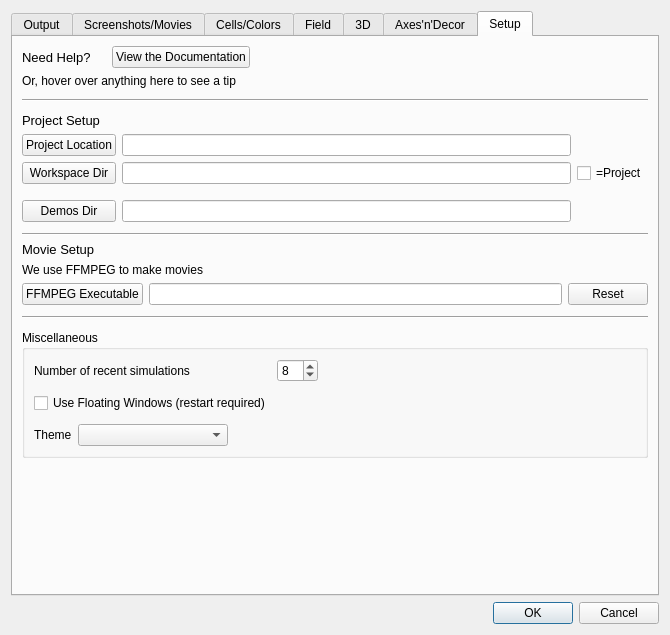
Old version of the form cc3d/player5/Configuration/cc3D_prefs.ui in the repository CompuCell3D/cc3d-player5.
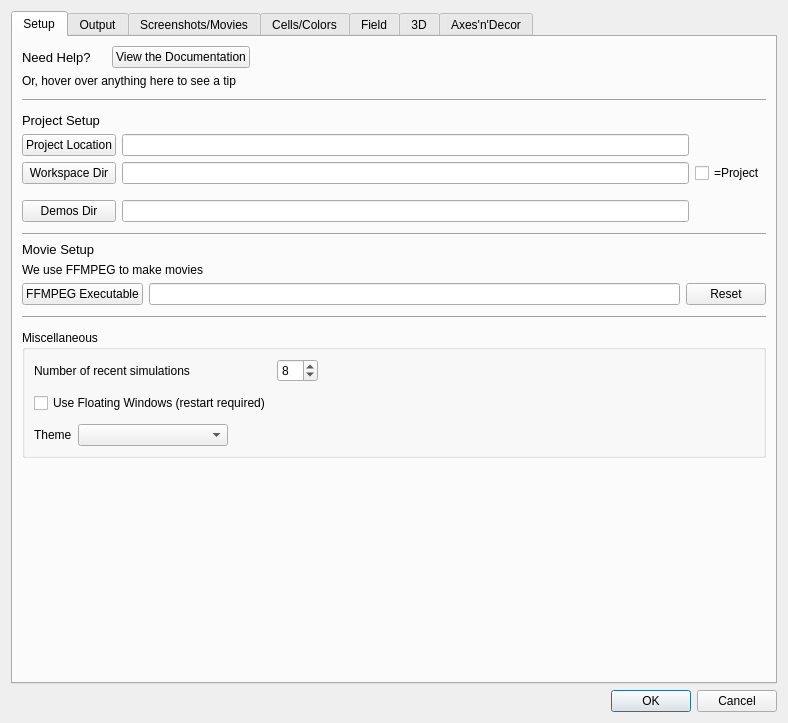
New version of the form. The open tabs and pages were chosen to show the change.

Commit message: Rearranged Tab order in Configuration dialog and removed switching to the last tab in the updateUI method inside  ConfigurationDialog.py

```diff
--- a/cc3d/player5/Configuration/cc3D_prefs.ui
+++ b/cc3d/player5/Configuration/cc3D_prefs.ui
@@ -6,8 +6,8 @@
    <rect>
     <x>0</x>
     <y>0</y>
-    <width>667</width>
-    <height>635</height>
+    <width>788</width>
+    <height>723</height>
    </rect>
   </property>
   <property name="windowTitle">
@@ -22,6 +22,503 @@
      <property name="currentIndex">
       <number>0</number>
      </property>
+     <widget class="QWidget" name="tab_setup">
+      <attribute name="title">
+       <string>Setup</string>
+      </attribute>
+      <layout class="QVBoxLayout" name="verticalLayout_10">
+       <item>
+        <layout class="QHBoxLayout" name="horizontalLayout_4">
+         <item>
+          <widget class="QLabel" name="label_42">
+           <property name="font">
+            <font>
+             <pointsize>10</pointsize>
+            </font>
+           </property>
+           <property name="text">
+            <string>Need Help?</string>
+           </property>
+          </widget>
+         </item>
+         <item>
+          <spacer name="horizontalSpacer_26">
+           <property name="orientation">
+            <enum>Qt::Horizontal</enum>
+           </property>
+           <property name="sizeType">
+            <enum>QSizePolicy::Fixed</enum>
+           </property>
+           <property name="sizeHint" stdset="0">
+            <size>
+             <width>15</width>
+             <height>20</height>
+            </size>
+           </property>
+          </spacer>
+         </item>
+         <item>
+          <widget class="QPushButton" name="documentationButton">
+           <property name="toolTip">
+            <string>&lt;html&gt;&lt;head/&gt;&lt;body&gt;&lt;p&gt;Opens your web browser&lt;/p&gt;&lt;/body&gt;&lt;/html&gt;</string>
+           </property>
+           <property name="text">
+            <string>View the Documentation</string>
+           </property>
+          </widget>
+         </item>
+         <item>
+          <spacer name="horizontalSpacer_23">
+           <property name="orientation">
+            <enum>Qt::Horizontal</enum>
+           </property>
+           <property name="sizeHint" stdset="0">
+            <size>
+             <width>40</width>
+             <height>20</height>
+            </size>
+           </property>
+          </spacer>
+         </item>
+        </layout>
+       </item>
+       <item>
+        <widget class="QLabel" name="label_43">
+         <property name="text">
+          <string>Or, hover over anything here to see a tip</string>
+         </property>
+        </widget>
+       </item>
+       <item>
+        <spacer name="verticalSpacer_16">
+         <property name="orientation">
+          <enum>Qt::Vertical</enum>
+         </property>
+         <property name="sizeType">
+          <enum>QSizePolicy::Fixed</enum>
+         </property>
+         <property name="sizeHint" stdset="0">
+          <size>
+           <width>20</width>
+           <height>5</height>
+          </size>
+         </property>
+        </spacer>
+       </item>
+       <item>
+        <widget class="Line" name="line">
+         <property name="orientation">
+          <enum>Qt::Horizontal</enum>
+         </property>
+        </widget>
+       </item>
+       <item>
+        <spacer name="verticalSpacer_17">
+         <property name="orientation">
+          <enum>Qt::Vertical</enum>
+         </property>
+         <property name="sizeType">
+          <enum>QSizePolicy::Fixed</enum>
+         </property>
+         <property name="sizeHint" stdset="0">
+          <size>
+           <width>20</width>
+           <height>5</height>
+          </size>
+         </property>
+        </spacer>
+       </item>
+       <item>
+        <widget class="QLabel" name="label_30">
+         <property name="font">
+          <font>
+           <pointsize>10</pointsize>
+          </font>
+         </property>
+         <property name="text">
+          <string>Project Setup</string>
+         </property>
+        </widget>
+       </item>
+       <item>
+        <layout class="QGridLayout" name="gridLayout_4">
+         <item row="3" column="1">
+          <widget class="QLineEdit" name="demosLocationLineEdit">
+           <property name="toolTip">
+            <string>&lt;html&gt;&lt;head/&gt;&lt;body&gt;&lt;p&gt;A path that points to the folder of official demos. Example: ~/CompuCell3D/Demos/ -- This is only needed if you want to use the menu 'Help → Open Demo'&lt;/p&gt;&lt;/body&gt;&lt;/html&gt;</string>
+           </property>
+          </widget>
+         </item>
+         <item row="1" column="0">
+          <widget class="QPushButton" name="outputLocationButton">
+           <property name="maximumSize">
+            <size>
+             <width>150</width>
+             <height>16777215</height>
+            </size>
+           </property>
+           <property name="toolTip">
+            <string>&lt;html&gt;&lt;head/&gt;&lt;body&gt;&lt;p&gt;Directory where simulation outputs will be written to&lt;/p&gt;&lt;/body&gt;&lt;/html&gt;</string>
+           </property>
+           <property name="text">
+            <string>Workspace Dir</string>
+           </property>
+           <property name="autoDefault">
+            <bool>false</bool>
+           </property>
+          </widget>
+         </item>
+         <item row="1" column="2">
+          <widget class="QCheckBox" name="outputToProjectCheckBox">
+           <property name="toolTip">
+            <string>&lt;html&gt;&lt;head/&gt;&lt;body&gt;&lt;p&gt;When checked, makes the workspace directory the same as the project directory&lt;/p&gt;&lt;/body&gt;&lt;/html&gt;</string>
+           </property>
+           <property name="text">
+            <string>=Project</string>
+           </property>
+          </widget>
+         </item>
+         <item row="0" column="1">
+          <widget class="QLineEdit" name="projectLocationLineEdit">
+           <property name="maximumSize">
+            <size>
+             <width>16777215</width>
+             <height>16777215</height>
+            </size>
+           </property>
+           <property name="toolTip">
+            <string>&lt;html&gt;&lt;head/&gt;&lt;body&gt;&lt;p&gt;Optional: Choose a parent directory for your projects to make it easier to open simulations each time you launch Player&lt;/p&gt;&lt;/body&gt;&lt;/html&gt;</string>
+           </property>
+           <property name="text">
+            <string/>
+           </property>
+          </widget>
+         </item>
+         <item row="0" column="0">
+          <widget class="QPushButton" name="projectLocationButton">
+           <property name="maximumSize">
+            <size>
+             <width>150</width>
+             <height>16777215</height>
+            </size>
+           </property>
+           <property name="toolTip">
+            <string>&lt;html&gt;&lt;head/&gt;&lt;body&gt;&lt;p&gt;Optional: Choose a parent directory for your projects to make it easier to open simulations each time you launch Player&lt;/p&gt;&lt;/body&gt;&lt;/html&gt;</string>
+           </property>
+           <property name="text">
+            <string>Project Location</string>
+           </property>
+           <property name="autoDefault">
+            <bool>false</bool>
+           </property>
+          </widget>
+         </item>
+         <item row="3" column="0">
+          <widget class="QPushButton" name="demosLocationButton">
+           <property name="toolTip">
+            <string>&lt;html&gt;&lt;head/&gt;&lt;body&gt;&lt;p&gt;A path that points to the folder of official demos. Example: ~/CompuCell3D/Demos/ -- This is only needed if you want to use the menu 'Help → Open Demo'&lt;/p&gt;&lt;/body&gt;&lt;/html&gt;</string>
+           </property>
+           <property name="text">
+            <string>Demos Dir</string>
+           </property>
+          </widget>
+         </item>
+         <item row="1" column="1">
+          <widget class="QLineEdit" name="outputLocationLineEdit">
+           <property name="maximumSize">
+            <size>
+             <width>16777215</width>
+             <height>16777215</height>
+            </size>
+           </property>
+           <property name="toolTip">
+            <string>&lt;html&gt;&lt;head/&gt;&lt;body&gt;&lt;p&gt;Directory where simulation outputs will be written to&lt;/p&gt;&lt;/body&gt;&lt;/html&gt;</string>
+           </property>
+          </widget>
+         </item>
+         <item row="2" column="0">
+          <spacer name="verticalSpacer_20">
+           <property name="orientation">
+            <enum>Qt::Vertical</enum>
+           </property>
+           <property name="sizeType">
+            <enum>QSizePolicy::Fixed</enum>
+           </property>
+           <property name="sizeHint" stdset="0">
+            <size>
+             <width>20</width>
+             <height>10</height>
+            </size>
+           </property>
+          </spacer>
+         </item>
+        </layout>
+       </item>
+       <item>
+        <spacer name="verticalSpacer_21">
+         <property name="orientation">
+          <enum>Qt::Vertical</enum>
+         </property>
+         <property name="sizeType">
+          <enum>QSizePolicy::Fixed</enum>
+         </property>
+         <property name="sizeHint" stdset="0">
+          <size>
+           <width>20</width>
+           <height>5</height>
+          </size>
+         </property>
+        </spacer>
+       </item>
+       <item>
+        <widget class="Line" name="line_2">
+         <property name="orientation">
+          <enum>Qt::Horizontal</enum>
+         </property>
+        </widget>
+       </item>
+       <item>
+        <widget class="QLabel" name="label_28">
+         <property name="font">
+          <font>
+           <pointsize>10</pointsize>
+          </font>
+         </property>
+         <property name="text">
+          <string>Movie Setup</string>
+         </property>
+        </widget>
+       </item>
+       <item>
+        <widget class="QLabel" name="label_19">
+         <property name="text">
+          <string>We use FFMPEG to make movies</string>
+         </property>
+        </widget>
+       </item>
+       <item>
+        <layout class="QGridLayout" name="gridLayout_12">
+         <item row="0" column="0">
+          <widget class="QPushButton" name="ffmpegLocationButton">
+           <property name="toolTip">
+            <string>&lt;html&gt;&lt;head/&gt;&lt;body&gt;&lt;p&gt;Select your ffmpeg.exe file, or click Reset to let us find it for you&lt;/p&gt;&lt;/body&gt;&lt;/html&gt;</string>
+           </property>
+           <property name="text">
+            <string>FFMPEG Executable</string>
+           </property>
+          </widget>
+         </item>
+         <item row="0" column="1">
+          <widget class="QLineEdit" name="ffmpegLocationLineEdit">
+           <property name="toolTip">
+            <string>&lt;html&gt;&lt;head/&gt;&lt;body&gt;&lt;p&gt;The absolute path to your ffmpeg.exe file&lt;/p&gt;&lt;/body&gt;&lt;/html&gt;</string>
+           </property>
+          </widget>
+         </item>
+         <item row="0" column="2">
+          <widget class="QPushButton" name="resetFfmpegLocationButton">
+           <property name="maximumSize">
+            <size>
+             <width>150</width>
+             <height>16777215</height>
+            </size>
+           </property>
+           <property name="toolTip">
+            <string>&lt;html&gt;&lt;head/&gt;&lt;body&gt;&lt;p&gt;Click here to auto-detect FFMPEG&lt;/p&gt;&lt;/body&gt;&lt;/html&gt;</string>
+           </property>
+           <property name="text">
+            <string>Reset</string>
+           </property>
+           <property name="autoDefault">
+            <bool>false</bool>
+           </property>
+          </widget>
+         </item>
+        </layout>
+       </item>
+       <item>
+        <spacer name="verticalSpacer_6">
+         <property name="orientation">
+          <enum>Qt::Vertical</enum>
+         </property>
+         <property name="sizeType">
+          <enum>QSizePolicy::Fixed</enum>
+         </property>
+         <property name="sizeHint" stdset="0">
+          <size>
+           <width>20</width>
+           <height>5</height>
+          </size>
+         </property>
+        </spacer>
+       </item>
+       <item>
+        <widget class="Line" name="line_4">
+         <property name="orientation">
+          <enum>Qt::Horizontal</enum>
+         </property>
+        </widget>
+       </item>
+       <item>
+        <spacer name="verticalSpacer_5">
+         <property name="orientation">
+          <enum>Qt::Vertical</enum>
+         </property>
+         <property name="sizeType">
+          <enum>QSizePolicy::Fixed</enum>
+         </property>
+         <property name="sizeHint" stdset="0">
+          <size>
+           <width>20</width>
+           <height>5</height>
+          </size>
+         </property>
+        </spacer>
+       </item>
+       <item>
+        <widget class="QGroupBox" name="groupBox_5">
+         <property name="title">
+          <string>Miscellaneous</string>
+         </property>
+         <layout class="QVBoxLayout" name="verticalLayout_9">
+          <item>
+           <layout class="QHBoxLayout" name="horizontalLayout_25">
+            <item>
+             <layout class="QGridLayout" name="gridLayout_6">
+              <item row="0" column="0">
+               <widget class="QLabel" name="label_23">
+                <property name="toolTip">
+                 <string>&lt;html&gt;&lt;head/&gt;&lt;body&gt;&lt;p&gt;Number of recent simulations to display in the &amp;quot;Recent Simulation&amp;quot; menu&lt;/p&gt;&lt;/body&gt;&lt;/html&gt;</string>
+                </property>
+                <property name="text">
+                 <string>Number of recent simulations</string>
+                </property>
+               </widget>
+              </item>
+              <item row="0" column="1">
+               <widget class="QSpinBox" name="numberOfRecentSimulationsSB">
+                <property name="toolTip">
+                 <string>&lt;html&gt;&lt;head/&gt;&lt;body&gt;&lt;p&gt;Number of recent simulations to display in the &amp;quot;Recent Simulation&amp;quot; menu&lt;/p&gt;&lt;/body&gt;&lt;/html&gt;</string>
+                </property>
+                <property name="maximum">
+                 <number>20</number>
+                </property>
+                <property name="value">
+                 <number>8</number>
+                </property>
+               </widget>
+              </item>
+              <item row="2" column="0">
+               <widget class="QCheckBox" name="floatingWindowsCB">
+                <property name="toolTip">
+                 <string>Re-organizes the interface so that some windows will show as pop-ups.</string>
+                </property>
+                <property name="text">
+                 <string>Use Floating Windows (restart required)</string>
+                </property>
+               </widget>
+              </item>
+              <item row="1" column="0">
+               <spacer name="verticalSpacer_18">
+                <property name="orientation">
+                 <enum>Qt::Vertical</enum>
+                </property>
+                <property name="sizeType">
+                 <enum>QSizePolicy::Fixed</enum>
+                </property>
+                <property name="sizeHint" stdset="0">
+                 <size>
+                  <width>20</width>
+                  <height>5</height>
+                 </size>
+                </property>
+               </spacer>
+              </item>
+             </layout>
+            </item>
+            <item>
+             <spacer name="horizontalSpacer_17">
+              <property name="orientation">
+               <enum>Qt::Horizontal</enum>
+              </property>
+              <property name="sizeHint" stdset="0">
+               <size>
+                <width>40</width>
+                <height>20</height>
+               </size>
+              </property>
+             </spacer>
+            </item>
+           </layout>
+          </item>
+          <item>
+           <spacer name="verticalSpacer_19">
+            <property name="orientation">
+             <enum>Qt::Vertical</enum>
+            </property>
+            <property name="sizeType">
+             <enum>QSizePolicy::Fixed</enum>
+            </property>
+            <property name="sizeHint" stdset="0">
+             <size>
+              <width>20</width>
+              <height>5</height>
+             </size>
+            </property>
+           </spacer>
+          </item>
+          <item>
+           <layout class="QHBoxLayout" name="horizontalLayout_12">
+            <item>
+             <widget class="QLabel" name="label_44">
+              <property name="text">
+               <string>Theme</string>
+              </property>
+             </widget>
+            </item>
+            <item>
+             <widget class="QComboBox" name="themeComboBox">
+              <property name="minimumSize">
+               <size>
+                <width>150</width>
+                <height>0</height>
+               </size>
+              </property>
+             </widget>
+            </item>
+            <item>
+             <spacer name="horizontalSpacer_31">
+              <property name="orientation">
+               <enum>Qt::Horizontal</enum>
+              </property>
+              <property name="sizeHint" stdset="0">
+               <size>
+                <width>40</width>
+                <height>20</height>
+               </size>
+              </property>
+             </spacer>
+            </item>
+           </layout>
+          </item>
+         </layout>
+        </widget>
+       </item>
+       <item>
+        <spacer name="verticalSpacer_4">
+         <property name="orientation">
+          <enum>Qt::Vertical</enum>
+         </property>
+         <property name="sizeHint" stdset="0">
+          <size>
+           <width>20</width>
+           <height>232</height>
+          </size>
+         </property>
+        </spacer>
+       </item>
+      </layout>
+     </widget>
      <widget class="QWidget" name="tab_output">
       <attribute name="title">
        <string>Output</string>
@@ -2587,503 +3084,6 @@
        </item>
       </layout>
      </widget>
-     <widget class="QWidget" name="tab_setup">
-      <attribute name="title">
-       <string>Setup</string>
-      </attribute>
-      <layout class="QVBoxLayout" name="verticalLayout_10">
-       <item>
-        <layout class="QHBoxLayout" name="horizontalLayout_4">
-         <item>
-          <widget class="QLabel" name="label_42">
-           <property name="font">
-            <font>
-             <pointsize>10</pointsize>
-            </font>
-           </property>
-           <property name="text">
-            <string>Need Help?</string>
-           </property>
-          </widget>
-         </item>
-         <item>
-          <spacer name="horizontalSpacer_26">
-           <property name="orientation">
-            <enum>Qt::Horizontal</enum>
-           </property>
-           <property name="sizeType">
-            <enum>QSizePolicy::Fixed</enum>
-           </property>
-           <property name="sizeHint" stdset="0">
-            <size>
-             <width>15</width>
-             <height>20</height>
-            </size>
-           </property>
-          </spacer>
-         </item>
-         <item>
-          <widget class="QPushButton" name="documentationButton">
-           <property name="toolTip">
-            <string>&lt;html&gt;&lt;head/&gt;&lt;body&gt;&lt;p&gt;Opens your web browser&lt;/p&gt;&lt;/body&gt;&lt;/html&gt;</string>
-           </property>
-           <property name="text">
-            <string>View the Documentation</string>
-           </property>
-          </widget>
-         </item>
-         <item>
-          <spacer name="horizontalSpacer_23">
-           <property name="orientation">
-            <enum>Qt::Horizontal</enum>
-           </property>
-           <property name="sizeHint" stdset="0">
-            <size>
-             <width>40</width>
-             <height>20</height>
-            </size>
-           </property>
-          </spacer>
-         </item>
-        </layout>
-       </item>
-       <item>
-        <widget class="QLabel" name="label_43">
-         <property name="text">
-          <string>Or, hover over anything here to see a tip</string>
-         </property>
-        </widget>
-       </item>
-       <item>
-        <spacer name="verticalSpacer_16">
-         <property name="orientation">
-          <enum>Qt::Vertical</enum>
-         </property>
-         <property name="sizeType">
-          <enum>QSizePolicy::Fixed</enum>
-         </property>
-         <property name="sizeHint" stdset="0">
-          <size>
-           <width>20</width>
-           <height>5</height>
-          </size>
-         </property>
-        </spacer>
-       </item>
-       <item>
-        <widget class="Line" name="line">
-         <property name="orientation">
-          <enum>Qt::Horizontal</enum>
-         </property>
-        </widget>
-       </item>
-       <item>
-        <spacer name="verticalSpacer_17">
-         <property name="orientation">
-          <enum>Qt::Vertical</enum>
-         </property>
-         <property name="sizeType">
-          <enum>QSizePolicy::Fixed</enum>
-         </property>
-         <property name="sizeHint" stdset="0">
-          <size>
-           <width>20</width>
-           <height>5</height>
-          </size>
-         </property>
-        </spacer>
-       </item>
-       <item>
-        <widget class="QLabel" name="label_30">
-         <property name="font">
-          <font>
-           <pointsize>10</pointsize>
-          </font>
-         </property>
-         <property name="text">
-          <string>Project Setup</string>
-         </property>
-        </widget>
-       </item>
-       <item>
-        <layout class="QGridLayout" name="gridLayout_4">
-         <item row="3" column="1">
-          <widget class="QLineEdit" name="demosLocationLineEdit">
-           <property name="toolTip">
-            <string>&lt;html&gt;&lt;head/&gt;&lt;body&gt;&lt;p&gt;A path that points to the folder of official demos. Example: ~/CompuCell3D/Demos/ -- This is only needed if you want to use the menu 'Help → Open Demo'&lt;/p&gt;&lt;/body&gt;&lt;/html&gt;</string>
-           </property>
-          </widget>
-         </item>
-         <item row="1" column="0">
-          <widget class="QPushButton" name="outputLocationButton">
-           <property name="maximumSize">
-            <size>
-             <width>150</width>
-             <height>16777215</height>
-            </size>
-           </property>
-           <property name="toolTip">
-            <string>&lt;html&gt;&lt;head/&gt;&lt;body&gt;&lt;p&gt;Directory where simulation outputs will be written to&lt;/p&gt;&lt;/body&gt;&lt;/html&gt;</string>
-           </property>
-           <property name="text">
-            <string>Workspace Dir</string>
-           </property>
-           <property name="autoDefault">
-            <bool>false</bool>
-           </property>
-          </widget>
-         </item>
-         <item row="1" column="2">
-          <widget class="QCheckBox" name="outputToProjectCheckBox">
-           <property name="toolTip">
-            <string>&lt;html&gt;&lt;head/&gt;&lt;body&gt;&lt;p&gt;When checked, makes the workspace directory the same as the project directory&lt;/p&gt;&lt;/body&gt;&lt;/html&gt;</string>
-           </property>
-           <property name="text">
-            <string>=Project</string>
-           </property>
-          </widget>
-         </item>
-         <item row="0" column="1">
-          <widget class="QLineEdit" name="projectLocationLineEdit">
-           <property name="maximumSize">
-            <size>
-             <width>16777215</width>
-             <height>16777215</height>
-            </size>
-           </property>
-           <property name="toolTip">
-            <string>&lt;html&gt;&lt;head/&gt;&lt;body&gt;&lt;p&gt;Optional: Choose a parent directory for your projects to make it easier to open simulations each time you launch Player&lt;/p&gt;&lt;/body&gt;&lt;/html&gt;</string>
-           </property>
-           <property name="text">
-            <string/>
-           </property>
-          </widget>
-         </item>
-         <item row="0" column="0">
-          <widget class="QPushButton" name="projectLocationButton">
-           <property name="maximumSize">
-            <size>
-             <width>150</width>
-             <height>16777215</height>
-            </size>
-           </property>
-           <property name="toolTip">
-            <string>&lt;html&gt;&lt;head/&gt;&lt;body&gt;&lt;p&gt;Optional: Choose a parent directory for your projects to make it easier to open simulations each time you launch Player&lt;/p&gt;&lt;/body&gt;&lt;/html&gt;</string>
-           </property>
-           <property name="text">
-            <string>Project Location</string>
-           </property>
-           <property name="autoDefault">
-            <bool>false</bool>
-           </property>
-          </widget>
-         </item>
-         <item row="3" column="0">
-          <widget class="QPushButton" name="demosLocationButton">
-           <property name="toolTip">
-            <string>&lt;html&gt;&lt;head/&gt;&lt;body&gt;&lt;p&gt;A path that points to the folder of official demos. Example: ~/CompuCell3D/Demos/ -- This is only needed if you want to use the menu 'Help → Open Demo'&lt;/p&gt;&lt;/body&gt;&lt;/html&gt;</string>
-           </property>
-           <property name="text">
-            <string>Demos Dir</string>
-           </property>
-          </widget>
-         </item>
-         <item row="1" column="1">
-          <widget class="QLineEdit" name="outputLocationLineEdit">
-           <property name="maximumSize">
-            <size>
-             <width>16777215</width>
-             <height>16777215</height>
-            </size>
-           </property>
-           <property name="toolTip">
-            <string>&lt;html&gt;&lt;head/&gt;&lt;body&gt;&lt;p&gt;Directory where simulation outputs will be written to&lt;/p&gt;&lt;/body&gt;&lt;/html&gt;</string>
-           </property>
-          </widget>
-         </item>
-         <item row="2" column="0">
-          <spacer name="verticalSpacer_20">
-           <property name="orientation">
-            <enum>Qt::Vertical</enum>
-           </property>
-           <property name="sizeType">
-            <enum>QSizePolicy::Fixed</enum>
-           </property>
-           <property name="sizeHint" stdset="0">
-            <size>
-             <width>20</width>
-             <height>10</height>
-            </size>
-           </property>
-          </spacer>
-         </item>
-        </layout>
-       </item>
-       <item>
-        <spacer name="verticalSpacer_21">
-         <property name="orientation">
-          <enum>Qt::Vertical</enum>
-         </property>
-         <property name="sizeType">
-          <enum>QSizePolicy::Fixed</enum>
-         </property>
-         <property name="sizeHint" stdset="0">
-          <size>
-           <width>20</width>
-           <height>5</height>
-          </size>
-         </property>
-        </spacer>
-       </item>
-       <item>
-        <widget class="Line" name="line_2">
-         <property name="orientation">
-          <enum>Qt::Horizontal</enum>
-         </property>
-        </widget>
-       </item>
-       <item>
-        <widget class="QLabel" name="label_28">
-         <property name="font">
-          <font>
-           <pointsize>10</pointsize>
-          </font>
-         </property>
-         <property name="text">
-          <string>Movie Setup</string>
-         </property>
-        </widget>
-       </item>
-       <item>
-        <widget class="QLabel" name="label_19">
-         <property name="text">
-          <string>We use FFMPEG to make movies</string>
-         </property>
-        </widget>
-       </item>
-       <item>
-        <layout class="QGridLayout" name="gridLayout_12">
-         <item row="0" column="0">
-          <widget class="QPushButton" name="ffmpegLocationButton">
-           <property name="toolTip">
-            <string>&lt;html&gt;&lt;head/&gt;&lt;body&gt;&lt;p&gt;Select your ffmpeg.exe file, or click Reset to let us find it for you&lt;/p&gt;&lt;/body&gt;&lt;/html&gt;</string>
-           </property>
-           <property name="text">
-            <string>FFMPEG Executable</string>
-           </property>
-          </widget>
-         </item>
-         <item row="0" column="1">
-          <widget class="QLineEdit" name="ffmpegLocationLineEdit">
-           <property name="toolTip">
-            <string>&lt;html&gt;&lt;head/&gt;&lt;body&gt;&lt;p&gt;The absolute path to your ffmpeg.exe file&lt;/p&gt;&lt;/body&gt;&lt;/html&gt;</string>
-           </property>
-          </widget>
-         </item>
-         <item row="0" column="2">
-          <widget class="QPushButton" name="resetFfmpegLocationButton">
-           <property name="maximumSize">
-            <size>
-             <width>150</width>
-             <height>16777215</height>
-            </size>
-           </property>
-           <property name="toolTip">
-            <string>&lt;html&gt;&lt;head/&gt;&lt;body&gt;&lt;p&gt;Click here to auto-detect FFMPEG&lt;/p&gt;&lt;/body&gt;&lt;/html&gt;</string>
-           </property>
-           <property name="text">
-            <string>Reset</string>
-           </property>
-           <property name="autoDefault">
-            <bool>false</bool>
-           </property>
-          </widget>
-         </item>
-        </layout>
-       </item>
-       <item>
-        <spacer name="verticalSpacer_6">
-         <property name="orientation">
-          <enum>Qt::Vertical</enum>
-         </property>
-         <property name="sizeType">
-          <enum>QSizePolicy::Fixed</enum>
-         </property>
-         <property name="sizeHint" stdset="0">
-          <size>
-           <width>20</width>
-           <height>5</height>
-          </size>
-         </property>
-        </spacer>
-       </item>
-       <item>
-        <widget class="Line" name="line_4">
-         <property name="orientation">
-          <enum>Qt::Horizontal</enum>
-         </property>
-        </widget>
-       </item>
-       <item>
-        <spacer name="verticalSpacer_5">
-         <property name="orientation">
-          <enum>Qt::Vertical</enum>
-         </property>
-         <property name="sizeType">
-          <enum>QSizePolicy::Fixed</enum>
-         </property>
-         <property name="sizeHint" stdset="0">
-          <size>
-           <width>20</width>
-           <height>5</height>
-          </size>
-         </property>
-        </spacer>
-       </item>
-       <item>
-        <widget class="QGroupBox" name="groupBox_5">
-         <property name="title">
-          <string>Miscellaneous</string>
-         </property>
-         <layout class="QVBoxLayout" name="verticalLayout_9">
-          <item>
-           <layout class="QHBoxLayout" name="horizontalLayout_25">
-            <item>
-             <layout class="QGridLayout" name="gridLayout_6">
-              <item row="0" column="0">
-               <widget class="QLabel" name="label_23">
-                <property name="toolTip">
-                 <string>&lt;html&gt;&lt;head/&gt;&lt;body&gt;&lt;p&gt;Number of recent simulations to display in the &amp;quot;Recent Simulation&amp;quot; menu&lt;/p&gt;&lt;/body&gt;&lt;/html&gt;</string>
-                </property>
-                <property name="text">
-                 <string>Number of recent simulations</string>
-                </property>
-               </widget>
-              </item>
-              <item row="0" column="1">
-               <widget class="QSpinBox" name="numberOfRecentSimulationsSB">
-                <property name="toolTip">
-                 <string>&lt;html&gt;&lt;head/&gt;&lt;body&gt;&lt;p&gt;Number of recent simulations to display in the &amp;quot;Recent Simulation&amp;quot; menu&lt;/p&gt;&lt;/body&gt;&lt;/html&gt;</string>
-                </property>
-                <property name="maximum">
-                 <number>20</number>
-                </property>
-                <property name="value">
-                 <number>8</number>
-                </property>
-               </widget>
-              </item>
-              <item row="2" column="0">
-               <widget class="QCheckBox" name="floatingWindowsCB">
-                <property name="toolTip">
-                 <string>Re-organizes the interface so that some windows will show as pop-ups.</string>
-                </property>
-                <property name="text">
-                 <string>Use Floating Windows (restart required)</string>
-                </property>
-               </widget>
-              </item>
-              <item row="1" column="0">
-               <spacer name="verticalSpacer_18">
-                <property name="orientation">
-                 <enum>Qt::Vertical</enum>
-                </property>
-                <property name="sizeType">
-                 <enum>QSizePolicy::Fixed</enum>
-                </property>
-                <property name="sizeHint" stdset="0">
-                 <size>
-                  <width>20</width>
-                  <height>5</height>
-                 </size>
-                </property>
-               </spacer>
-              </item>
-             </layout>
-            </item>
-            <item>
-             <spacer name="horizontalSpacer_17">
-              <property name="orientation">
-               <enum>Qt::Horizontal</enum>
-              </property>
-              <property name="sizeHint" stdset="0">
-               <size>
-                <width>40</width>
-                <height>20</height>
-               </size>
-              </property>
-             </spacer>
-            </item>
-           </layout>
-          </item>
-          <item>
-           <spacer name="verticalSpacer_19">
-            <property name="orientation">
-             <enum>Qt::Vertical</enum>
-            </property>
-            <property name="sizeType">
-             <enum>QSizePolicy::Fixed</enum>
-            </property>
-            <property name="sizeHint" stdset="0">
-             <size>
-              <width>20</width>
-              <height>5</height>
-             </size>
-            </property>
-           </spacer>
-          </item>
-          <item>
-           <layout class="QHBoxLayout" name="horizontalLayout_12">
-            <item>
-             <widget class="QLabel" name="label_44">
-              <property name="text">
-               <string>Theme</string>
-              </property>
-             </widget>
-            </item>
-            <item>
-             <widget class="QComboBox" name="themeComboBox">
-              <property name="minimumSize">
-               <size>
-                <width>150</width>
-                <height>0</height>
-               </size>
-              </property>
-             </widget>
-            </item>
-            <item>
-             <spacer name="horizontalSpacer_31">
-              <property name="orientation">
-               <enum>Qt::Horizontal</enum>
-              </property>
-              <property name="sizeHint" stdset="0">
-               <size>
-                <width>40</width>
-                <height>20</height>
-               </size>
-              </property>
-             </spacer>
-            </item>
-           </layout>
-          </item>
-         </layout>
-        </widget>
-       </item>
-       <item>
-        <spacer name="verticalSpacer_4">
-         <property name="orientation">
-          <enum>Qt::Vertical</enum>
-         </property>
-         <property name="sizeHint" stdset="0">
-          <size>
-           <width>20</width>
-           <height>232</height>
-          </size>
-         </property>
-        </spacer>
-       </item>
-      </layout>
-     </widget>
     </widget>
    </item>
    <item>
```
The commit also changes 2 other files.
